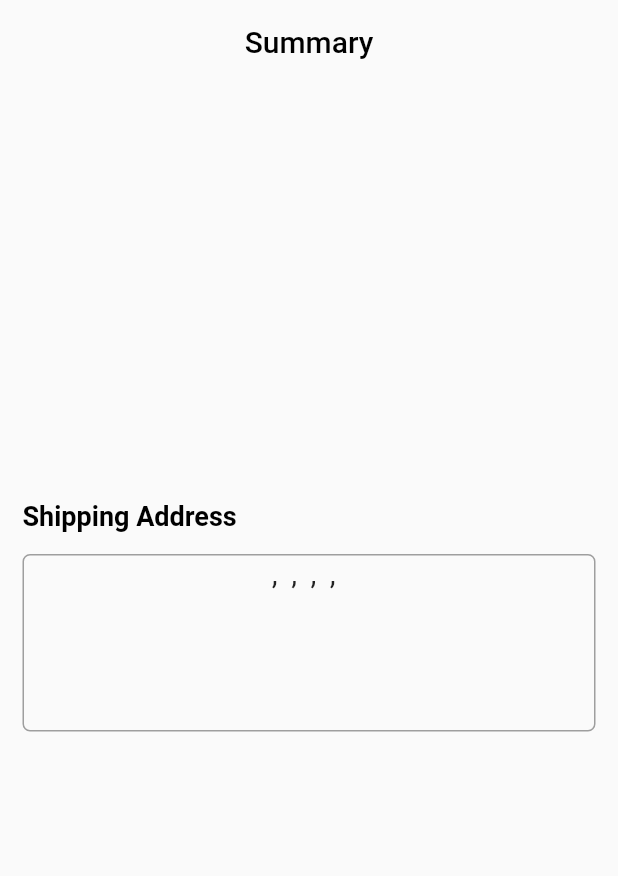
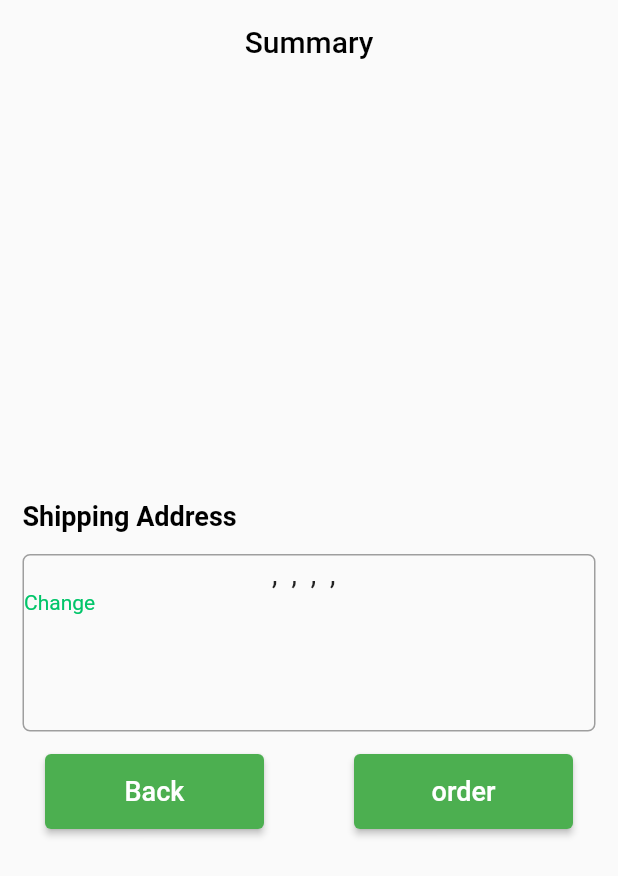
Before and after one commit to abdo-gamal-vip/e_commerce, a Flutter app: the checkout screen opened directly, swiped to page 2, on a phone screen of 412 x 824 dp. Shown: the top 876 px of the screen. Run offline on Flutter 3.47's test engine with Material 2 defaults, Android fonts, the phone set to English and light mode, and no system bars; our stand-ins replace cloud_firestore, firebase_auth, firebase_core, flutter_signin_button, flutter_svg, get and 1 more; accounts and stored records are empty.

Commit message:
modified:   lib/view_models/cart_view_model.dart 	modified:   lib/views/home/checkout_form.dart 	modified:   lib/views/home/checkout_view.dart 	modified:   lib/views/home/summart_view.dart

```diff
--- a/lib/view_models/cart_view_model.dart
+++ b/lib/view_models/cart_view_model.dart
@@ -6,6 +6,12 @@ import 'package:e_commerce/view_models/cart_view_model.dart';
 
 class CartViewModel extends GetxController {
   List<CartProduct> cartList = [];
+  TextEditingController street1controller = TextEditingController();
+  TextEditingController street2controller = TextEditingController();
+  TextEditingController citycontroller = TextEditingController();
+  TextEditingController statecontroller = TextEditingController();
+  TextEditingController zipcontroller = TextEditingController();
+  TextEditingController countrycontroller = TextEditingController();
   PageController pageController = PageController();
   String Street1 = '';
   String Street2 = '';
--- a/lib/views/home/checkout_view.dart
+++ b/lib/views/home/checkout_view.dart
@@ -15,10 +15,13 @@ class checkout extends GetWidget<CartViewModel> {
   Widget build(BuildContext context) {
     return SafeArea(
         child: Scaffold(
-      body: PageView(controller: controller.pageController, children: [
-        Checkform(),
-        SummaryView(),
-      ]),
+      body: PageView(
+          physics: ScrollPhysics(parent: NeverScrollableScrollPhysics()),
+          controller: controller.pageController,
+          children: [
+            Checkform(),
+            SummaryView(),
+          ]),
     ));
   }
 }
--- a/lib/views/home/summart_view.dart
+++ b/lib/views/home/summart_view.dart
@@ -1,5 +1,7 @@
 import 'package:e_commerce/helper/conests.dart';
 import 'package:e_commerce/view_models/cart_view_model.dart';
+import 'package:e_commerce/views/home/checkout_form.dart';
+import 'package:e_commerce/widgets/small_button.dart';
 import 'package:flutter/cupertino.dart';
 import 'package:flutter/material.dart';
 import 'package:flutter/src/foundation/key.dart';
@@ -105,9 +107,42 @@ class SummaryView extends GetWidget<CartViewModel> {
                               letterSpacing: 2,
                               color: Colors.black87),
                         ),
+                        Row(
+                          mainAxisAlignment: MainAxisAlignment.start,
+                          children: [
+                            InkWell(
+                              onTap: () {
+                                Get.to(Checkform());
+                              },
+                              child: Text(
+                                "Change",
+                                style: TextStyle(
+                                    color: primaryColor, fontSize: 14),
+                              ),
+                            ),
+                          ],
+                        ),
                       ],
                     ),
                   ),
+                  Row(
+                      mainAxisAlignment: MainAxisAlignment.spaceAround,
+                      children: [
+                        defSmallButton(
+                            txt: "Back",
+                            ontap: () {
+                              controller.pageController.animateToPage(0,
+                                  duration: Duration(milliseconds: 300),
+                                  curve: Curves.linear);
+                            }),
+                        defSmallButton(
+                            txt: "order",
+                            ontap: () {
+                              controller.pageController.animateToPage(1,
+                                  duration: Duration(milliseconds: 300),
+                                  curve: Curves.linear);
+                            }),
+                      ]),
                 ],
               )
             ],
```
Also changed, not shown: lib/views/home/checkout_form.dart (+12 -17 lines).
